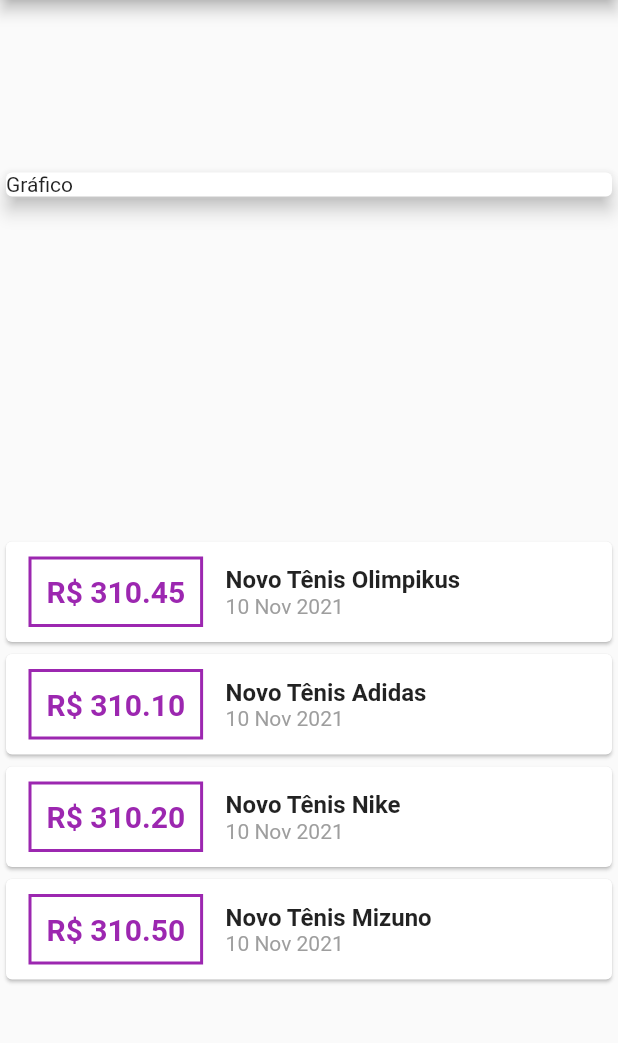
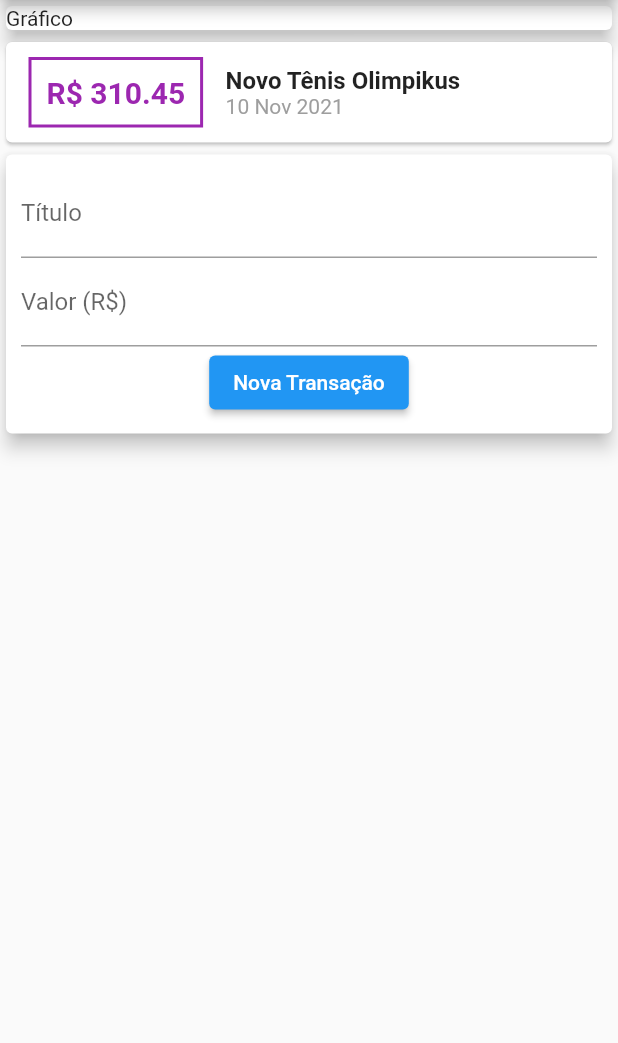
Before and after one commit to danielwaite6/DESPESAS_PESSOAIS, a Flutter app: the screen it shows after launch, on a phone screen of 412 x 824 dp, the part 84-1127 px from its top. Run offline on Flutter 3.47's test engine with Material 2 defaults, Android fonts, the phone set to English and light mode, and no system bars.

Commit message:
first commit

```diff
--- /dev/null
+++ b/lib/components/transaction_form.dart
@@ -0,0 +1,46 @@
+import 'package:flutter/material.dart';
+
+class TransactionForm extends StatelessWidget {
+  final titleController = TextEditingController();
+  final valueController = TextEditingController();
+
+  final void Function(String, double) onSubmit;
+
+  TransactionForm({Key? key, required this.onSubmit}) : super(key: key);
+
+  @override
+  Widget build(BuildContext context) {
+    return Card(
+      elevation: 5,
+      child: Padding(
+        padding: const EdgeInsets.all(10),
+        child: Column(
+          children: [
+            TextField(
+              decoration: InputDecoration(
+                labelText: 'Título',
+              ),
+              controller: titleController,
+            ),
+            TextField(
+              decoration: InputDecoration(
+                labelText: 'Valor (R\$)',
+              ),
+              controller: valueController,
+            ),
+            ElevatedButton(
+              onPressed: () {
+                final title = titleController.text;
+                final value = double.tryParse(valueController.text) ?? 0.0;
+                onSubmit(title, value);
+              },
+              child: Text(
+                'Nova Transação',
+              ),
+            ),
+          ],
+        ),
+      ),
+    );
+  }
+}
--- /dev/null
+++ b/lib/components/transaction_list.dart
@@ -0,0 +1,68 @@
+import 'package:flutter/material.dart';
+
+import 'package:despesas_pessoais/models/transaction.dart';
+import 'package:intl/intl.dart';
+
+class TransactionList extends StatelessWidget {
+  final List<Transaction> transactions;
+
+  const TransactionList({
+    Key? key,
+    required this.transactions,
+  }) : super(key: key);
+
+  @override
+  Widget build(BuildContext context) {
+    return Column(
+      children: transactions
+          .map(
+            (tr) => Card(
+              child: Row(
+                children: [
+                  Container(
+                    margin: EdgeInsets.symmetric(
+                      horizontal: 15,
+                      vertical: 10,
+                    ),
+                    decoration: BoxDecoration(
+                      border: Border.all(
+                        color: Colors.purple,
+                        width: 2,
+                      ),
+                    ),
+                    padding: EdgeInsets.all(10),
+                    child: Text(
+                      'R\$ ${tr.value.toStringAsFixed(2)}',
+                      style: TextStyle(
+                        fontWeight: FontWeight.bold,
+                        fontSize: 20,
+                        color: Colors.purple,
+                      ),
+                    ),
+                  ),
+                  Column(
+                    crossAxisAlignment: CrossAxisAlignment.start,
+                    children: [
+                      Text(
+                        tr.title,
+                        style: TextStyle(
+                          fontSize: 16,
+                          fontWeight: FontWeight.bold,
+                        ),
+                      ),
+                      Text(
+                        DateFormat('d MMM y').format(tr.date),
+                        style: TextStyle(
+                          color: Colors.grey,
+                        ),
+                      ),
+                    ],
+                  )
+                ],
+              ),
+            ),
+          )
+          .toList(),
+    );
+  }
+}
--- /dev/null
+++ b/lib/components/transaction_user.dart
@@ -0,0 +1,49 @@
+import 'dart:math';
+
+import 'package:despesas_pessoais/components/transaction_form.dart';
+import 'package:despesas_pessoais/components/transaction_list.dart';
+import 'package:despesas_pessoais/models/transaction.dart';
+import 'package:flutter/material.dart';
+
+class TransactionUser extends StatefulWidget {
+  TransactionUser({Key? key}) : super(key: key);
+
+  @override
+  _TransactionUserState createState() => _TransactionUserState();
+}
+
+class _TransactionUserState extends State<TransactionUser> {
+  final _transactions = [
+    Transaction(
+      id: 't1',
+      title: 'Novo Tênis Olimpikus',
+      value: 310.45,
+      date: DateTime.now(),
+    ),
+  ];
+
+  _addTransaction(String title, double value) {
+    final newTransaction = Transaction(
+      id: Random().nextDouble().toString(),
+      title: title,
+      value: value,
+      date: DateTime.now(),
+    );
+
+    setState(() {
+      _transactions.add(newTransaction);
+    });
+  }
+
+  @override
+  Widget build(BuildContext context) {
+    return Column(
+      children: [
+        TransactionList(transactions: _transactions),
+        TransactionForm(
+          onSubmit: _addTransaction,
+        ),
+      ],
+    );
+  }
+}
--- a/lib/main.dart
+++ b/lib/main.dart
@@ -1,6 +1,5 @@
+import 'package:despesas_pessoais/components/transaction_user.dart';
 import 'package:flutter/material.dart';
-import 'package:despesas_pessoais/models/transaction.dart';
-import 'package:intl/intl.dart';
 
 main() {
   runApp(ExpensesApp());
@@ -18,34 +17,9 @@ class ExpensesApp extends StatelessWidget {
 }
 
 class MyHomePage extends StatelessWidget {
-  final _transactions = [
-    Transaction(
-      id: 't1',
-      title: 'Novo Tênis Olimpikus',
-      value: 310.45,
-      date: DateTime.now(),
-    ),
-    Transaction(
-      id: 't2',
-      title: 'Novo Tênis Adidas',
-      value: 310.1,
-      date: DateTime.now(),
-    ),
-    Transaction(
-      id: 't3',
-      title: 'Novo Tênis Nike',
-      value: 310.2,
-      date: DateTime.now(),
-    ),
-    Transaction(
-      id: 't4',
-      title: 'Novo Tênis Mizuno',
-      value: 310.5,
-      date: DateTime.now(),
-    ),
-  ];
-
-  MyHomePage({Key? key}) : super(key: key);
+  MyHomePage({
+    Key? key,
+  }) : super(key: key);
 
   @override
   Widget build(BuildContext context) {
@@ -54,7 +28,6 @@ class MyHomePage extends StatelessWidget {
           title: Text('Despesas Pessoais'),
         ),
         body: Column(
-          mainAxisAlignment: MainAxisAlignment.spaceAround,
           crossAxisAlignment: CrossAxisAlignment.stretch,
           children: [
             Container(
@@ -63,57 +36,7 @@ class MyHomePage extends StatelessWidget {
                 elevation: 5,
               ),
             ),
-            Column(
-              children: _transactions
-                  .map(
-                    (tr) => Card(
-                      child: Row(
-                        children: [
-                          Container(
-                            margin: EdgeInsets.symmetric(
-                              horizontal: 15,
-                              vertical: 10,
-                            ),
-                            decoration: BoxDecoration(
-                              border: Border.all(
-                                color: Colors.purple,
-                                width: 2,
-                              ),
-                            ),
-                            padding: EdgeInsets.all(10),
-                            child: Text(
-                              'R\$ ${tr.value.toStringAsFixed(2)}',
-                              style: TextStyle(
-                                fontWeight: FontWeight.bold,
-                                fontSize: 20,
-                                color: Colors.purple,
-                              ),
-                            ),
-                          ),
-                          Column(
-                            crossAxisAlignment: CrossAxisAlignment.start,
-                            children: [
-                              Text(
-                                tr.title,
-                                style: TextStyle(
-                                  fontSize: 16,
-                                  fontWeight: FontWeight.bold,
-                                ),
-                              ),
-                              Text(
-                                DateFormat('d MMM y').format(tr.date),
-                                style: TextStyle(
-                                  color: Colors.grey,
-                                ),
-                              ),
-                            ],
-                          )
-                        ],
-                      ),
-                    ),
-                  )
-                  .toList(),
-            )
+            TransactionUser(),
           ],
         ));
   }
```
